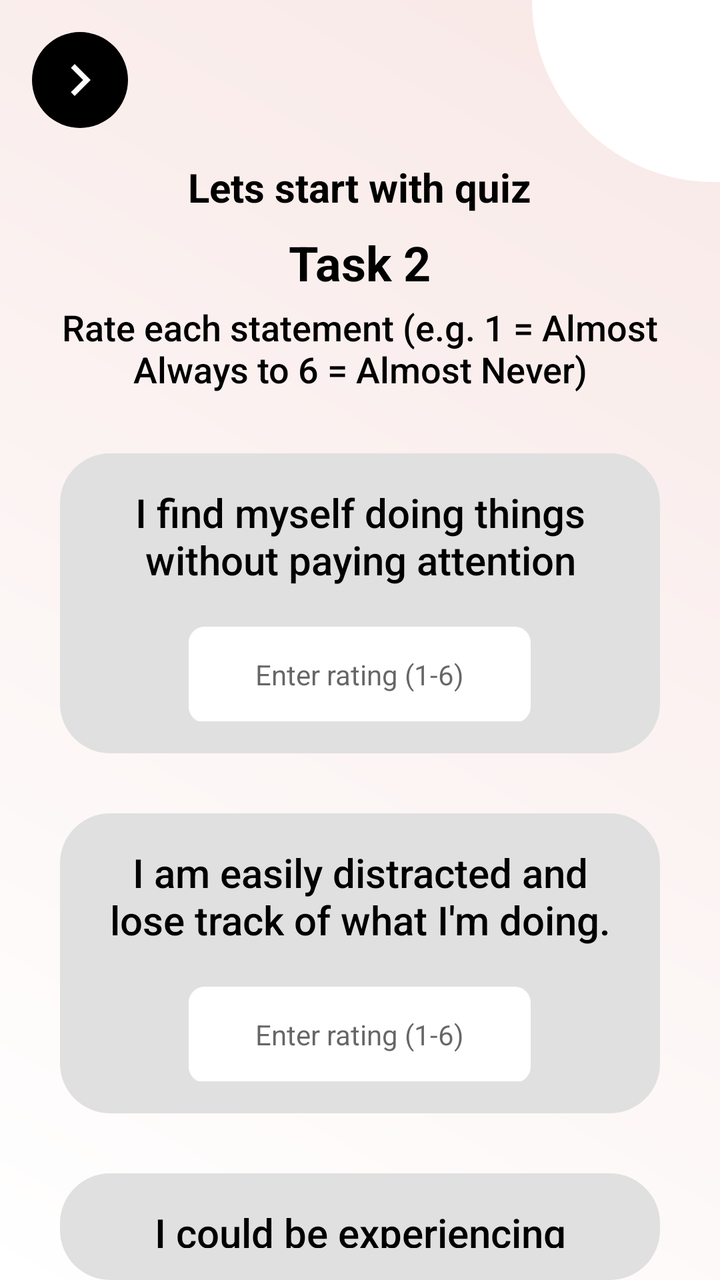
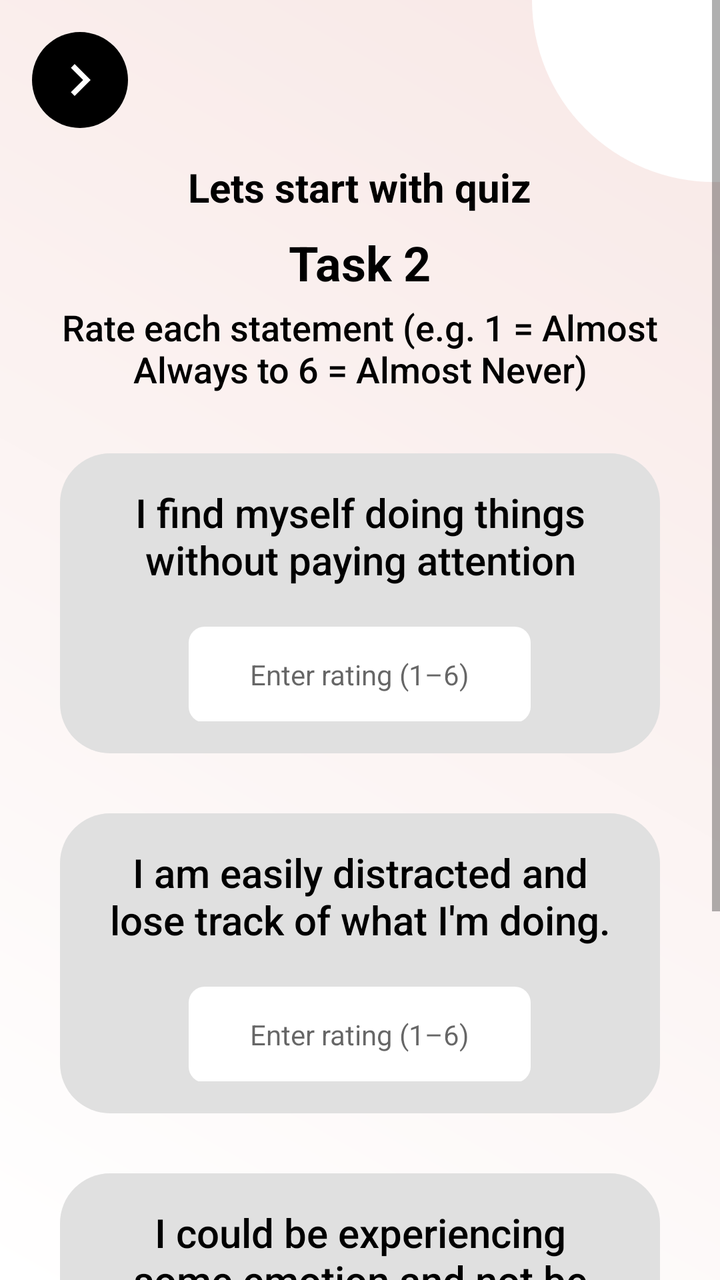

Screens rendered from an Android XML layout before and after an edit, with the pre-edit source and the edit as a unified diff.
<!-- AndroidManifest.xml: application theme Theme.CogniSync -->
<!-- res/layout/activity_task2.xml -->
<?xml version="1.0" encoding="utf-8"?>
<RelativeLayout xmlns:android="http://schemas.android.com/apk/res/android"
    xmlns:tools="http://schemas.android.com/tools"
    android:layout_width="match_parent"
    android:layout_height="match_parent"
    android:background="@drawable/background_gradient"
    tools:context=".Task2Activity">

    
    <View
        android:id="@+id/topRightCircle"
        android:layout_width="94dp"
        android:layout_height="91dp"
        android:layout_alignParentTop="true"
        android:layout_alignParentEnd="true"
        android:background="@drawable/top_right_circle" />

    
    <ImageButton
        android:id="@+id/btnBack"
        android:layout_width="48dp"
        android:layout_height="48dp"
        android:layout_margin="16dp"
        android:background="@drawable/circle_bg"
        android:src="@drawable/ic_arrow_back"
        android:scaleType="centerInside"
        android:contentDescription="@string/back_button" />

    
    <TextView
        android:id="@+id/titleText"
        android:layout_width="wrap_content"
        android:layout_height="wrap_content"
        android:layout_centerHorizontal="true"
        android:layout_marginTop="80dp"
        android:text="@string/lets_start_with_quiz"
        android:textSize="20sp"
        android:textStyle="bold"
        android:textColor="#000000"
        android:fontFamily="sans-serif" />

    
    <TextView
        android:id="@+id/taskLabel"
        android:layout_width="wrap_content"
        android:layout_height="wrap_content"
        android:layout_below="@id/titleText"
        android:layout_centerHorizontal="true"
        android:layout_marginTop="8dp"
        android:text="@string/task_2"
        android:textSize="24sp"
        android:textStyle="bold"
        android:textColor="#000000"
        android:fontFamily="sans-serif" />

    
    <TextView
        android:id="@+id/instructionText"
        android:layout_width="332dp"
        android:layout_height="wrap_content"
        android:layout_below="@id/taskLabel"
        android:layout_marginTop="4dp"
        android:fontFamily="sans-serif-medium"
        android:text="@string/rate_instruction"
        android:gravity="center"
        android:layout_centerHorizontal="true"
        android:textColor="#000000"
        android:textSize="18sp" />

    
    <LinearLayout
        android:id="@+id/firstQuestionBox"
        android:layout_width="300dp"
        android:layout_height="150dp"
        android:layout_below="@id/instructionText"
        android:layout_centerHorizontal="true"
        android:layout_marginTop="30dp"
        android:background="@drawable/rounded_grey_bg"
        android:orientation="vertical"
        android:padding="16dp">

        <TextView
            android:layout_width="wrap_content"
            android:layout_height="wrap_content"
            android:text="@string/question_1"
            android:gravity="center"
            android:textColor="#000000"
            android:textSize="20sp"
            android:fontFamily="sans-serif-medium" />

        <EditText
            android:id="@+id/firstInput"
            android:layout_width="171dp"
            android:layout_height="48dp"
            android:background="@drawable/edittext_bg"
            android:gravity="center"
            android:hint="@string/enter_rating_hint"
            android:layout_marginTop="20dp"
            android:layout_gravity="center"
            android:inputType="number"
            android:autofillHints="none"
            android:textColor="#000000"
            android:textSize="14sp"
            android:fontFamily="sans-serif" />
    </LinearLayout>

    
    <LinearLayout
        android:id="@+id/secondQuestionBox"
        android:layout_width="300dp"
        android:layout_height="150dp"
        android:layout_below="@id/firstQuestionBox"
        android:layout_centerHorizontal="true"
        android:layout_marginTop="30dp"
        android:background="@drawable/rounded_grey_bg"
        android:orientation="vertical"
        android:padding="16dp">

        <TextView
            android:layout_width="wrap_content"
            android:layout_height="wrap_content"
            android:text="@string/question_2"
            android:textColor="#000000"
            android:textSize="20sp"
            android:gravity="center"
            android:fontFamily="sans-serif-medium" />

        <EditText
            android:id="@+id/secondInput"
            android:layout_width="171dp"
            android:layout_height="48dp"
            android:background="@drawable/edittext_bg"
            android:gravity="center"
            android:hint="@string/enter_rating_hint"
            android:layout_marginTop="20dp"
            android:layout_gravity="center"
            android:inputType="number"
            android:autofillHints="none"
            android:textColor="#000000"
            android:textSize="14sp"
            android:fontFamily="sans-serif" />
    </LinearLayout>

    
    <LinearLayout
        android:id="@+id/thirdQuestionBox"
        android:layout_width="300dp"
        android:layout_height="170dp"
        android:layout_below="@id/secondQuestionBox"
        android:layout_centerHorizontal="true"
        android:layout_marginTop="30dp"
        android:background="@drawable/rounded_grey_bg"
        android:orientation="vertical"
        android:padding="16dp">

        <TextView
            android:layout_width="wrap_content"
            android:layout_height="wrap_content"
            android:text="@string/question_3"
            android:textColor="#000000"
            android:textSize="20sp"
            android:gravity="center"
            android:fontFamily="sans-serif-medium" />

        <EditText
            android:id="@+id/thirdInput"
            android:layout_width="171dp"
            android:layout_height="48dp"
            android:background="@drawable/edittext_bg"
            android:gravity="center"
            android:hint="@string/enter_rating_hint"
            android:layout_marginTop="5dp"
            android:layout_gravity="center"
            android:inputType="number"
            android:autofillHints="none"
            android:textColor="#000000"
            android:textSize="14sp"
            android:fontFamily="sans-serif" />
    </LinearLayout>

    
    <androidx.appcompat.widget.AppCompatButton
        android:id="@+id/btnNext"
        android:layout_width="296dp"
        android:layout_height="67dp"
        android:layout_centerHorizontal="true"
        android:layout_below="@id/thirdQuestionBox"
        android:layout_marginTop="35dp"
        android:layout_marginBottom="40dp"
        android:background="@drawable/btn_bg"
        android:fontFamily="sans-serif-medium"
        android:text="@string/next"
        android:textColor="@android:color/black"
        android:textSize="20sp"
        android:textStyle="bold" />

</RelativeLayout>
<!-- resources referenced by this layout -->
<resources>
  <!-- drawable background_gradient (drawable) -->
  <?xml version="1.0" encoding="utf-8"?>
  <shape xmlns:android="http://schemas.android.com/apk/res/android">
      <gradient
          android:angle="45"
          android:startColor="#Ffffff"
          android:endColor="#F8E8E6"
          android:type="linear" />
  </shape>
  <!-- drawable btn_bg (drawable) -->
  <shape xmlns:android="http://schemas.android.com/apk/res/android"
      android:shape="rectangle">
      <solid android:color="#B9BDBF"/>
      <corners android:radius="35dp"/>
  </shape>
  <!-- drawable circle_bg (drawable) -->
  <?xml version="1.0" encoding="utf-8"?>
  <shape xmlns:android="http://schemas.android.com/apk/res/android"
      android:shape="oval">
  
      
      <solid android:color="#000000"/>   
  
      
      <stroke
          android:width="0dp"
          android:color="#CCCCCC"/>       
  
      
  </shape>
  <!-- drawable ic_arrow_back (drawable) -->
  <vector xmlns:android="http://schemas.android.com/apk/res/android"
      android:width="32dp"
      android:height="32dp"
      android:viewportWidth="32"
      android:viewportHeight="32">
      <path
          android:fillColor="#ffffff"
          android:pathData="M11.45 22.12L17.56 16l-6.1-6.12L13.32 8l8 8-8 8-1.88-1.88Z"/>
  </vector>
  <!-- drawable rounded_grey_bg (drawable) -->
  <?xml version="1.0" encoding="utf-8"?>
  <shape xmlns:android="http://schemas.android.com/apk/res/android"
      android:shape="rectangle">
  
      
      <solid android:color="#E0E0E0" />
  
      
      <corners android:radius="25dp" />
  
  </shape>
  <!-- drawable top_right_circle (drawable) -->
  <shape xmlns:android="http://schemas.android.com/apk/res/android"
      android:shape="rectangle">
  
      
      <solid android:color="#FFFFFF" />
  
      
      <corners
          android:bottomLeftRadius="180dp"
          android:topLeftRadius="0dp"
          android:topRightRadius="0dp"
          android:bottomRightRadius="0dp" />
  
      
      <size
          android:width="120dp"
          android:height="120dp" />
  </shape>
  <string name="back_button">Back Button</string>
  <string name="enter_rating_hint">Enter rating (1-6)</string>
  <string name="lets_start_with_quiz">Lets start with quiz</string>
  <string name="next">Next</string>
  <string name="question_1">I find myself doing things without paying attention</string>
  <string name="question_2">I am easily distracted and lose track of what I\'m doing.</string>
  <string name="question_3">I could be experiencing some emotion and not be conscious of it until later</string>
  <string name="rate_instruction">Rate each statement (e.g. 1 = Almost Always to 6 = Almost Never)</string>
  <string name="task_2">Task 2</string>
  <style name="Theme.CogniSync" parent="Theme.MaterialComponents.DayNight.DarkActionBar">
          
          <item name="colorPrimary">@color/purple_500</item>
          <item name="colorPrimaryVariant">@color/purple_700</item>
          <item name="colorOnPrimary">@color/white</item>
          
          <item name="colorSecondary">@color/teal_200</item>
          <item name="colorSecondaryVariant">@color/teal_700</item>
          <item name="colorOnSecondary">@color/black</item>
          
          <item name="android:statusBarColor">?attr/colorPrimaryVariant</item>
          
      </style>
  <color name="purple_500">#FF6200EE</color>
  <color name="purple_700">#FF3700B3</color>
  <color name="white">#FFFFFFFF</color>
  <color name="teal_200">#FF03DAC5</color>
  <color name="teal_700">#FF018786</color>
  <color name="black">#FF000000</color>
  <!-- unchanged entries left out for length: 1 -->
</resources>

<!-- the commit's change to res/layout/activity_task2.xml (unified diff, before → after) -->
@@ -1,197 +1,201 @@
 <?xml version="1.0" encoding="utf-8"?>
-<RelativeLayout xmlns:android="http://schemas.android.com/apk/res/android"
+<ScrollView xmlns:android="http://schemas.android.com/apk/res/android"
     xmlns:tools="http://schemas.android.com/tools"
     android:layout_width="match_parent"
     android:layout_height="match_parent"
     android:background="@drawable/background_gradient"
     tools:context=".Task2Activity">
 
-    
-    <View
-        android:id="@+id/topRightCircle"
-        android:layout_width="94dp"
-        android:layout_height="91dp"
-        android:layout_alignParentTop="true"
-        android:layout_alignParentEnd="true"
-        android:background="@drawable/top_right_circle" />
-
-    
-    <ImageButton
-        android:id="@+id/btnBack"
-        android:layout_width="48dp"
-        android:layout_height="48dp"
-        android:layout_margin="16dp"
-        android:background="@drawable/circle_bg"
-        android:src="@drawable/ic_arrow_back"
-        android:scaleType="centerInside"
-        android:contentDescription="@string/back_button" />
-
-    
-    <TextView
-        android:id="@+id/titleText"
-        android:layout_width="wrap_content"
-        android:layout_height="wrap_content"
-        android:layout_centerHorizontal="true"
-        android:layout_marginTop="80dp"
-        android:text="@string/lets_start_with_quiz"
-        android:textSize="20sp"
-        android:textStyle="bold"
-        android:textColor="#000000"
-        android:fontFamily="sans-serif" />
-
-    
-    <TextView
-        android:id="@+id/taskLabel"
-        android:layout_width="wrap_content"
-        android:layout_height="wrap_content"
-        android:layout_below="@id/titleText"
-        android:layout_centerHorizontal="true"
-        android:layout_marginTop="8dp"
-        android:text="@string/task_2"
-        android:textSize="24sp"
-        android:textStyle="bold"
-        android:textColor="#000000"
-        android:fontFamily="sans-serif" />
-
-    
-    <TextView
-        android:id="@+id/instructionText"
-        android:layout_width="332dp"
-        android:layout_height="wrap_content"
-        android:layout_below="@id/taskLabel"
-        android:layout_marginTop="4dp"
-        android:fontFamily="sans-serif-medium"
-        android:text="@string/rate_instruction"
-        android:gravity="center"
-        android:layout_centerHorizontal="true"
-        android:textColor="#000000"
-        android:textSize="18sp" />
-
-    
-    <LinearLayout
-        android:id="@+id/firstQuestionBox"
-        android:layout_width="300dp"
-        android:layout_height="150dp"
-        android:layout_below="@id/instructionText"
-        android:layout_centerHorizontal="true"
-        android:layout_marginTop="30dp"
-        android:background="@drawable/rounded_grey_bg"
-        android:orientation="vertical"
-        android:padding="16dp">
-
+    <RelativeLayout
+        android:layout_width="match_parent"
+        android:layout_height="wrap_content">
+
+        
+        <View
+            android:id="@+id/topRightCircle"
+            android:layout_width="94dp"
+            android:layout_height="91dp"
+            android:layout_alignParentTop="true"
+            android:layout_alignParentEnd="true"
+            android:background="@drawable/top_right_circle" />
+
+        
+        <ImageButton
+            android:id="@+id/btnBack"
+            android:layout_width="48dp"
+            android:layout_height="48dp"
+            android:layout_margin="16dp"
+            android:background="@drawable/circle_bg"
+            android:src="@drawable/ic_arrow_back"
+            android:scaleType="centerInside"
+            android:contentDescription="@string/back_button" />
+
+        
         <TextView
+            android:id="@+id/titleText"
             android:layout_width="wrap_content"
             android:layout_height="wrap_content"
-            android:text="@string/question_1"
-            android:gravity="center"
+            android:layout_centerHorizontal="true"
+            android:layout_marginTop="80dp"
+            android:text="@string/lets_start_with_quiz"
+            android:textSize="20sp"
+            android:textStyle="bold"
             android:textColor="#000000"
-            android:textSize="20sp"
-            android:fontFamily="sans-serif-medium" />
-
-        <EditText
-            android:id="@+id/firstInput"
-            android:layout_width="171dp"
-            android:layout_height="48dp"
-            android:background="@drawable/edittext_bg"
-            android:gravity="center"
-            android:hint="@string/enter_rating_hint"
-            android:layout_marginTop="20dp"
-            android:layout_gravity="center"
-            android:inputType="number"
-            android:autofillHints="none"
-            android:textColor="#000000"
-            android:textSize="14sp"
             android:fontFamily="sans-serif" />
-    </LinearLayout>
-
-    
-    <LinearLayout
-        android:id="@+id/secondQuestionBox"
-        android:layout_width="300dp"
-        android:layout_height="150dp"
-        android:layout_below="@id/firstQuestionBox"
-        android:layout_centerHorizontal="true"
-        android:layout_marginTop="30dp"
-        android:background="@drawable/rounded_grey_bg"
-        android:orientation="vertical"
-        android:padding="16dp">
-
+
+        
         <TextView
+            android:id="@+id/taskLabel"
             android:layout_width="wrap_content"
             android:layout_height="wrap_content"
-            android:text="@string/question_2"
+            android:layout_below="@id/titleText"
+            android:layout_centerHorizontal="true"
+            android:layout_marginTop="8dp"
+            android:text="@string/task_2"
+            android:textSize="24sp"
+            android:textStyle="bold"
             android:textColor="#000000"
+            android:fontFamily="sans-serif" />
+
+        
+        <TextView
+            android:id="@+id/instructionText"
+            android:layout_width="332dp"
+            android:layout_height="wrap_content"
+            android:layout_below="@id/taskLabel"
+            android:layout_marginTop="4dp"
+            android:fontFamily="sans-serif-medium"
+            android:text="@string/rate_instruction"
+            android:gravity="center"
+            android:layout_centerHorizontal="true"
+            android:textColor="#000000"
+            android:textSize="18sp" />
+
+        
+        <LinearLayout
+            android:id="@+id/firstQuestionBox"
+            android:layout_width="300dp"
+            android:layout_height="150dp"
+            android:layout_below="@id/instructionText"
+            android:layout_centerHorizontal="true"
+            android:layout_marginTop="30dp"
+            android:background="@drawable/rounded_grey_bg"
+            android:orientation="vertical"
+            android:padding="16dp">
+
+            <TextView
+                android:layout_width="wrap_content"
+                android:layout_height="wrap_content"
+                android:text="@string/question_1"
+                android:gravity="center"
+                android:textColor="#000000"
+                android:textSize="20sp"
+                android:fontFamily="sans-serif-medium" />
+
+            <EditText
+                android:id="@+id/firstInput"
+                android:layout_width="171dp"
+                android:layout_height="48dp"
+                android:background="@drawable/edittext_bg"
+                android:gravity="center"
+                android:hint="@string/enter_rating_hint"
+                android:layout_marginTop="20dp"
+                android:layout_gravity="center"
+                android:inputType="number"
+                android:autofillHints="none"
+                android:textColor="#000000"
+                android:textSize="14sp"
+                android:fontFamily="sans-serif" />
+        </LinearLayout>
+
+        
+        <LinearLayout
+            android:id="@+id/secondQuestionBox"
+            android:layout_width="300dp"
+            android:layout_height="150dp"
+            android:layout_below="@id/firstQuestionBox"
+            android:layout_centerHorizontal="true"
+            android:layout_marginTop="30dp"
+            android:background="@drawable/rounded_grey_bg"
+            android:orientation="vertical"
+            android:padding="16dp">
+
+            <TextView
+                android:layout_width="wrap_content"
+                android:layout_height="wrap_content"
+                android:text="@string/question_2"
+                android:textColor="#000000"
+                android:textSize="20sp"
+                android:gravity="center"
+                android:fontFamily="sans-serif-medium" />
+
+            <EditText
+                android:id="@+id/secondInput"
+                android:layout_width="171dp"
+                android:layout_height="48dp"
+                android:background="@drawable/edittext_bg"
+                android:gravity="center"
+                android:hint="@string/enter_rating_hint"
+                android:layout_marginTop="20dp"
+                android:layout_gravity="center"
+                android:inputType="number"
+                android:autofillHints="none"
+                android:textColor="#000000"
+                android:textSize="14sp"
+                android:fontFamily="sans-serif" />
+        </LinearLayout>
+
+        
+        <LinearLayout
+            android:id="@+id/thirdQuestionBox"
+            android:layout_width="300dp"
+            android:layout_height="170dp"
+            android:layout_below="@id/secondQuestionBox"
+            android:layout_centerHorizontal="true"
+            android:layout_marginTop="30dp"
+            android:background="@drawable/rounded_grey_bg"
+            android:orientation="vertical"
+            android:padding="16dp">
+
+            <TextView
+                android:layout_width="wrap_content"
+                android:layout_height="wrap_content"
+                android:text="@string/question_3"
+                android:textColor="#000000"
+                android:textSize="20sp"
+                android:gravity="center"
+                android:fontFamily="sans-serif-medium" />
+
+            <EditText
+                android:id="@+id/thirdInput"
+                android:layout_width="171dp"
+                android:layout_height="48dp"
+                android:background="@drawable/edittext_bg"
+                android:gravity="center"
+                android:hint="@string/enter_rating_hint"
+                android:layout_marginTop="5dp"
+                android:layout_gravity="center"
+                android:inputType="number"
+                android:autofillHints="none"
+                android:textColor="#000000"
+                android:textSize="14sp"
+                android:fontFamily="sans-serif" />
+        </LinearLayout>
+
+        
+        <androidx.appcompat.widget.AppCompatButton
+            android:id="@+id/btnNext"
+            android:layout_width="296dp"
+            android:layout_height="67dp"
+            android:layout_centerHorizontal="true"
+            android:layout_below="@id/thirdQuestionBox"
+            android:layout_marginTop="35dp"
+            android:layout_marginBottom="40dp"
+            android:background="@drawable/btn_bg"
+            android:fontFamily="sans-serif-medium"
+            android:text="@string/next"
+            android:textColor="@android:color/black"
             android:textSize="20sp"
-            android:gravity="center"
-            android:fontFamily="sans-serif-medium" />
-
-        <EditText
-            android:id="@+id/secondInput"
-            android:layout_width="171dp"
-            android:layout_height="48dp"
-            android:background="@drawable/edittext_bg"
-            android:gravity="center"
-            android:hint="@string/enter_rating_hint"
-            android:layout_marginTop="20dp"
-            android:layout_gravity="center"
-            android:inputType="number"
-            android:autofillHints="none"
-            android:textColor="#000000"
-            android:textSize="14sp"
-            android:fontFamily="sans-serif" />
-    </LinearLayout>
-
-    
-    <LinearLayout
-        android:id="@+id/thirdQuestionBox"
-        android:layout_width="300dp"
-        android:layout_height="170dp"
-        android:layout_below="@id/secondQuestionBox"
-        android:layout_centerHorizontal="true"
-        android:layout_marginTop="30dp"
-        android:background="@drawable/rounded_grey_bg"
-        android:orientation="vertical"
-        android:padding="16dp">
-
-        <TextView
-            android:layout_width="wrap_content"
-            android:layout_height="wrap_content"
-            android:text="@string/question_3"
-            android:textColor="#000000"
-            android:textSize="20sp"
-            android:gravity="center"
-            android:fontFamily="sans-serif-medium" />
-
-        <EditText
-            android:id="@+id/thirdInput"
-            android:layout_width="171dp"
-            android:layout_height="48dp"
-            android:background="@drawable/edittext_bg"
-            android:gravity="center"
-            android:hint="@string/enter_rating_hint"
-            android:layout_marginTop="5dp"
-            android:layout_gravity="center"
-            android:inputType="number"
-            android:autofillHints="none"
-            android:textColor="#000000"
-            android:textSize="14sp"
-            android:fontFamily="sans-serif" />
-    </LinearLayout>
-
-    
-    <androidx.appcompat.widget.AppCompatButton
-        android:id="@+id/btnNext"
-        android:layout_width="296dp"
-        android:layout_height="67dp"
-        android:layout_centerHorizontal="true"
-        android:layout_below="@id/thirdQuestionBox"
-        android:layout_marginTop="35dp"
-        android:layout_marginBottom="40dp"
-        android:background="@drawable/btn_bg"
-        android:fontFamily="sans-serif-medium"
-        android:text="@string/next"
-        android:textColor="@android:color/black"
-        android:textSize="20sp"
-        android:textStyle="bold" />
-
-</RelativeLayout>
+            android:textStyle="bold" />
+    </RelativeLayout>
+</ScrollView>
<!-- resource entries referenced after the edit -->
@@ -71,8 +71,8 @@
           android:width="120dp"
           android:height="120dp" />
   </shape>
-  <string name="back_button">Back Button</string>
-  <string name="enter_rating_hint">Enter rating (1-6)</string>
+  <string name="back_button">Back</string>
+  <string name="enter_rating_hint">Enter rating (1–6)</string>
   <string name="lets_start_with_quiz">Lets start with quiz</string>
   <string name="next">Next</string>
   <string name="question_1">I find myself doing things without paying attention</string>
